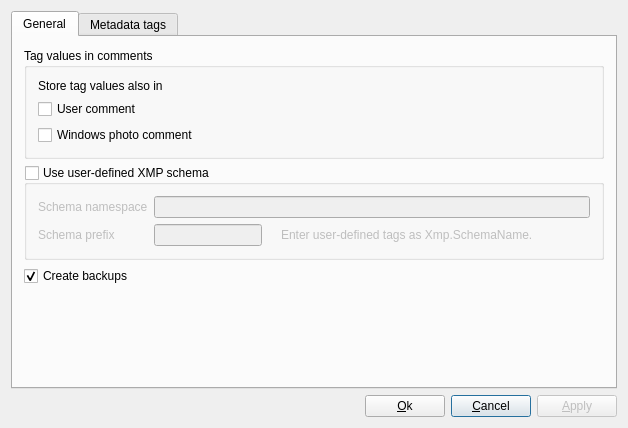
The window that analogexifoptions.ui (cgilles/digikam-analogexif) describes before a commit, drawn with Qt 5.
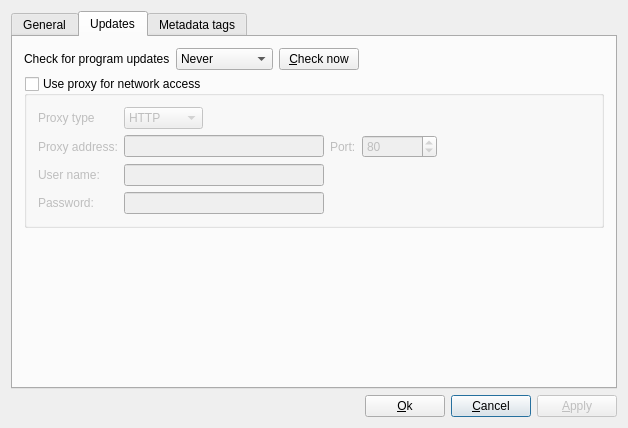
The same window after the commit. The open tabs and pages were chosen to show the change. Icons and pictures are not drawn. Custom widgets are drawn as their Qt base class.

Commit message: "Program update" options.

The edit to the form file:
```diff
--- a/analogexifoptions.ui
+++ b/analogexifoptions.ui
@@ -27,7 +27,7 @@
       <attribute name="title">
        <string>General</string>
       </attribute>
-      <layout class="QVBoxLayout" name="verticalLayout_6">
+      <layout class="QVBoxLayout" name="verticalLayout_3">
        <item>
         <widget class="QGroupBox" name="groupBox_2">
          <property name="title">
@@ -204,6 +204,247 @@
        </item>
       </layout>
      </widget>
+     <widget class="QWidget" name="tab">
+      <attribute name="title">
+       <string>Updates</string>
+      </attribute>
+      <layout class="QVBoxLayout" name="verticalLayout_6">
+       <item>
+        <layout class="QHBoxLayout" name="horizontalLayout_3">
+         <item>
+          <widget class="QLabel" name="label_5">
+           <property name="text">
+            <string>Check for program updates</string>
+           </property>
+          </widget>
+         </item>
+         <item>
+          <widget class="QComboBox" name="updCheckInterval">
+           <item>
+            <property name="text">
+             <string>Never</string>
+            </property>
+           </item>
+           <item>
+            <property name="text">
+             <string>Every day</string>
+            </property>
+           </item>
+           <item>
+            <property name="text">
+             <string>Every week</string>
+            </property>
+           </item>
+           <item>
+            <property name="text">
+             <string>Every month</string>
+            </property>
+           </item>
+          </widget>
+         </item>
+         <item>
+          <widget class="QPushButton" name="upCheckBtn">
+           <property name="text">
+            <string>&amp;Check now</string>
+           </property>
+          </widget>
+         </item>
+         <item>
+          <spacer name="horizontalSpacer_3">
+           <property name="orientation">
+            <enum>Qt::Horizontal</enum>
+           </property>
+           <property name="sizeHint" stdset="0">
+            <size>
+             <width>40</width>
+             <height>20</height>
+            </size>
+           </property>
+          </spacer>
+         </item>
+        </layout>
+       </item>
+       <item>
+        <widget class="QGroupBox" name="updProxyGBox">
+         <property name="title">
+          <string>Use proxy for network access</string>
+         </property>
+         <property name="checkable">
+          <bool>true</bool>
+         </property>
+         <property name="checked">
+          <bool>false</bool>
+         </property>
+         <layout class="QVBoxLayout" name="verticalLayout_4">
+          <item>
+           <layout class="QGridLayout" name="gridLayout_2" columnstretch="0,0,0,0,0,0">
+            <item row="1" column="0">
+             <widget class="QLabel" name="label_7">
+              <property name="text">
+               <string>Proxy address:</string>
+              </property>
+             </widget>
+            </item>
+            <item row="1" column="1" colspan="2">
+             <widget class="QLineEdit" name="proxyAddress">
+              <property name="sizePolicy">
+               <sizepolicy hsizetype="MinimumExpanding" vsizetype="Fixed">
+                <horstretch>0</horstretch>
+                <verstretch>0</verstretch>
+               </sizepolicy>
+              </property>
+              <property name="minimumSize">
+               <size>
+                <width>200</width>
+                <height>0</height>
+               </size>
+              </property>
+             </widget>
+            </item>
+            <item row="1" column="3">
+             <widget class="QLabel" name="label_8">
+              <property name="text">
+               <string>Port:</string>
+              </property>
+             </widget>
+            </item>
+            <item row="1" column="4">
+             <widget class="QSpinBox" name="proxyPort">
+              <property name="sizePolicy">
+               <sizepolicy hsizetype="Fixed" vsizetype="Fixed">
+                <horstretch>0</horstretch>
+                <verstretch>0</verstretch>
+               </sizepolicy>
+              </property>
+              <property name="minimumSize">
+               <size>
+                <width>75</width>
+                <height>0</height>
+               </size>
+              </property>
+              <property name="maximum">
+               <number>9999</number>
+              </property>
+              <property name="value">
+               <number>80</number>
+              </property>
+             </widget>
+            </item>
+            <item row="2" column="0">
+             <widget class="QLabel" name="label_9">
+              <property name="text">
+               <string>User name:</string>
+              </property>
+             </widget>
+            </item>
+            <item row="2" column="1" colspan="2">
+             <widget class="QLineEdit" name="proxyUsername">
+              <property name="sizePolicy">
+               <sizepolicy hsizetype="MinimumExpanding" vsizetype="Fixed">
+                <horstretch>0</horstretch>
+                <verstretch>0</verstretch>
+               </sizepolicy>
+              </property>
+              <property name="minimumSize">
+               <size>
+                <width>200</width>
+                <height>0</height>
+               </size>
+              </property>
+             </widget>
+            </item>
+            <item row="3" column="0">
+             <widget class="QLabel" name="label_10">
+              <property name="text">
+               <string>Password:</string>
+              </property>
+             </widget>
+            </item>
+            <item row="3" column="1" colspan="2">
+             <widget class="QLineEdit" name="proxyPassword">
+              <property name="sizePolicy">
+               <sizepolicy hsizetype="MinimumExpanding" vsizetype="Fixed">
+                <horstretch>0</horstretch>
+                <verstretch>0</verstretch>
+               </sizepolicy>
+              </property>
+              <property name="minimumSize">
+               <size>
+                <width>200</width>
+                <height>0</height>
+               </size>
+              </property>
+              <property name="echoMode">
+               <enum>QLineEdit::Password</enum>
+              </property>
+             </widget>
+            </item>
+            <item row="0" column="1">
+             <widget class="QComboBox" name="proxyTypeCBox">
+              <property name="sizePolicy">
+               <sizepolicy hsizetype="Fixed" vsizetype="Fixed">
+                <horstretch>0</horstretch>
+                <verstretch>0</verstretch>
+               </sizepolicy>
+              </property>
+              <property name="minimumSize">
+               <size>
+                <width>75</width>
+                <height>0</height>
+               </size>
+              </property>
+              <item>
+               <property name="text">
+                <string>HTTP</string>
+               </property>
+              </item>
+              <item>
+               <property name="text">
+                <string>SOCKS5</string>
+               </property>
+              </item>
+             </widget>
+            </item>
+            <item row="0" column="0">
+             <widget class="QLabel" name="label_6">
+              <property name="text">
+               <string>Proxy type</string>
+              </property>
+             </widget>
+            </item>
+            <item row="1" column="5">
+             <spacer name="horizontalSpacer_4">
+              <property name="orientation">
+               <enum>Qt::Horizontal</enum>
+              </property>
+              <property name="sizeHint" stdset="0">
+               <size>
+                <width>40</width>
+                <height>20</height>
+               </size>
+              </property>
+             </spacer>
+            </item>
+           </layout>
+          </item>
+         </layout>
+        </widget>
+       </item>
+       <item>
+        <spacer name="verticalSpacer">
+         <property name="orientation">
+          <enum>Qt::Vertical</enum>
+         </property>
+         <property name="sizeHint" stdset="0">
+          <size>
+           <width>20</width>
+           <height>162</height>
+          </size>
+         </property>
+        </spacer>
+       </item>
+      </layout>
+     </widget>
      <widget class="QWidget" name="tab_2">
       <attribute name="title">
        <string>Metadata tags</string>
```
